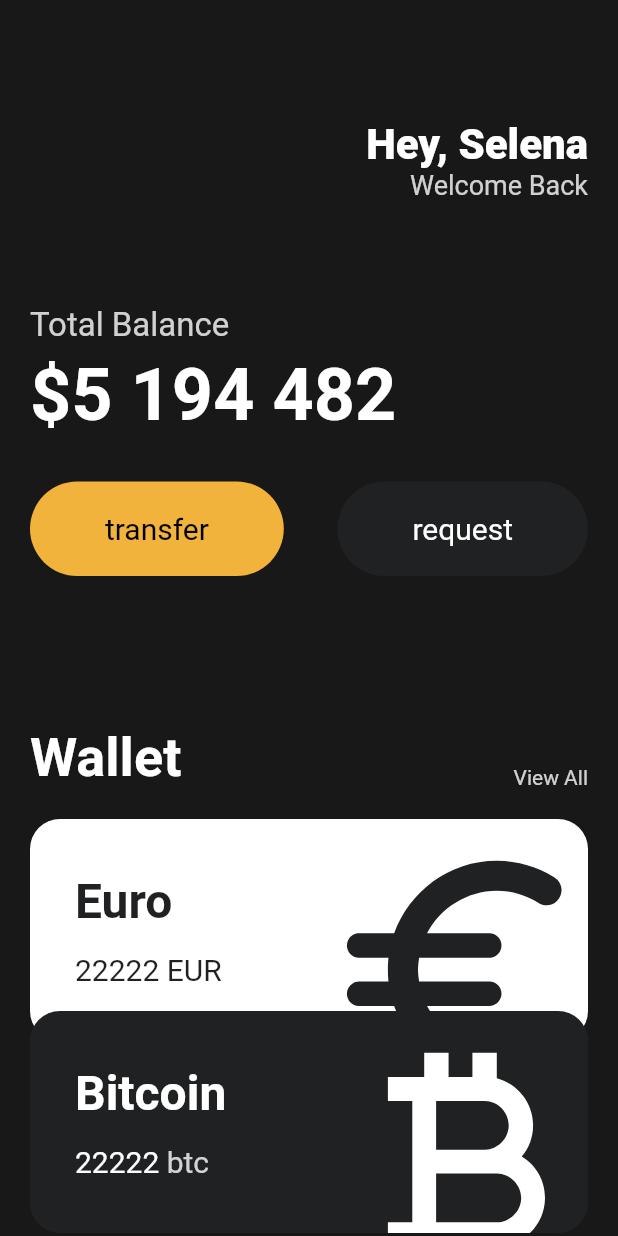
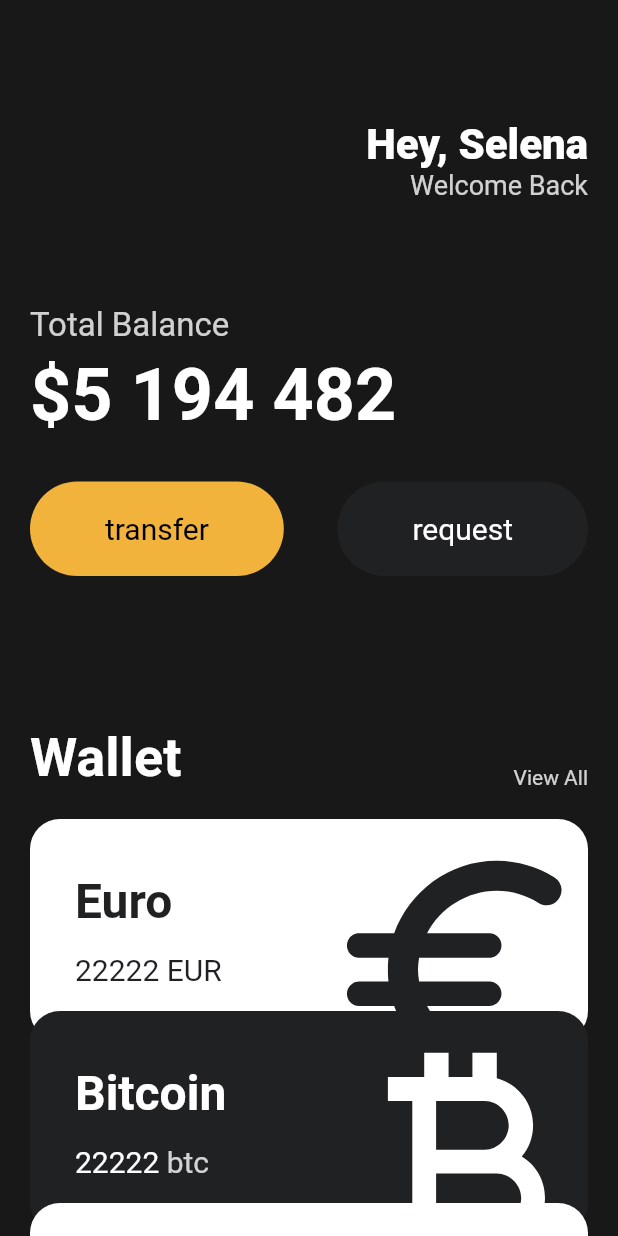
Before and after one commit to sebin4548/flutterapp, a Flutter app: the screen it shows after launch, on a phone screen of 412 x 824 dp. Run offline on Flutter 3.47's test engine with Material 2 defaults, Android fonts, the phone set to English and light mode, and no system bars.

Commit message:
using widget

```diff
--- a/lib/main.dart
+++ b/lib/main.dart
@@ -120,26 +120,23 @@ class App extends StatelessWidget {
                     amount: "22222",
                     icon: Icons.euro_rounded,
                     isInverted: false,
+                    num: 0,
                   ),
-                  Transform.translate(
-                    offset: const Offset(0, -20),
-                    child: const CurrencyCard(
+                  const CurrencyCard(
                     name: "Bitcoin",
                     code: "btc",
                     amount: "22222",
                     icon: Icons.currency_bitcoin,
                     isInverted: true,
+                    num: 1,
                   ),
-                  ),
-                  Transform.translate(
-                    offset: const Offset(0, 0),
-                    child: const CurrencyCard(
+                  const CurrencyCard(
                     name: "Euro",
                     code: "EUR",
                     amount: "22222",
                     icon: Icons.euro_rounded,
                     isInverted: false,
-                    ),
+                    num: 2,
                   ),
                 ],
               )),
--- a/lib/widgets/currency_card.dart
+++ b/lib/widgets/currency_card.dart
@@ -1,9 +1,20 @@
 import 'package:flutter/material.dart';
+// Transform.translate(
+//                     offset: const Offset(0, -20),
+//                     child: const CurrencyCard(
+//                       name: "Bitcoin",
+//                       code: "btc",
+//                       amount: "22222",
+//                       icon: Icons.currency_bitcoin,
+//                       isInverted: true,
+//                     ),
+//                   ),
 
 class CurrencyCard extends StatelessWidget {
   final String name, code, amount;
   final IconData icon;
   final bool isInverted;
+  final int num;
   final _blackColor = const Color(0xFF1F2123);
 
   const CurrencyCard({
@@ -13,10 +24,13 @@ class CurrencyCard extends StatelessWidget {
     required this.amount,
     required this.icon,
     required this.isInverted,
+    required this.num,
   });
   @override
   Widget build(BuildContext context) {
-    return Container(
+    return Transform.translate(
+        offset: Offset(0, -20.0 * num),
+        child: Container(
           clipBehavior: Clip.hardEdge,
           decoration: BoxDecoration(
             color: isInverted ? _blackColor : Colors.white,
@@ -84,6 +98,6 @@ class CurrencyCard extends StatelessWidget {
               ],
             ),
           ),
-    );
+        ));
   }
 }
```
Lines whose indentation alone changed are shown as unchanged.
